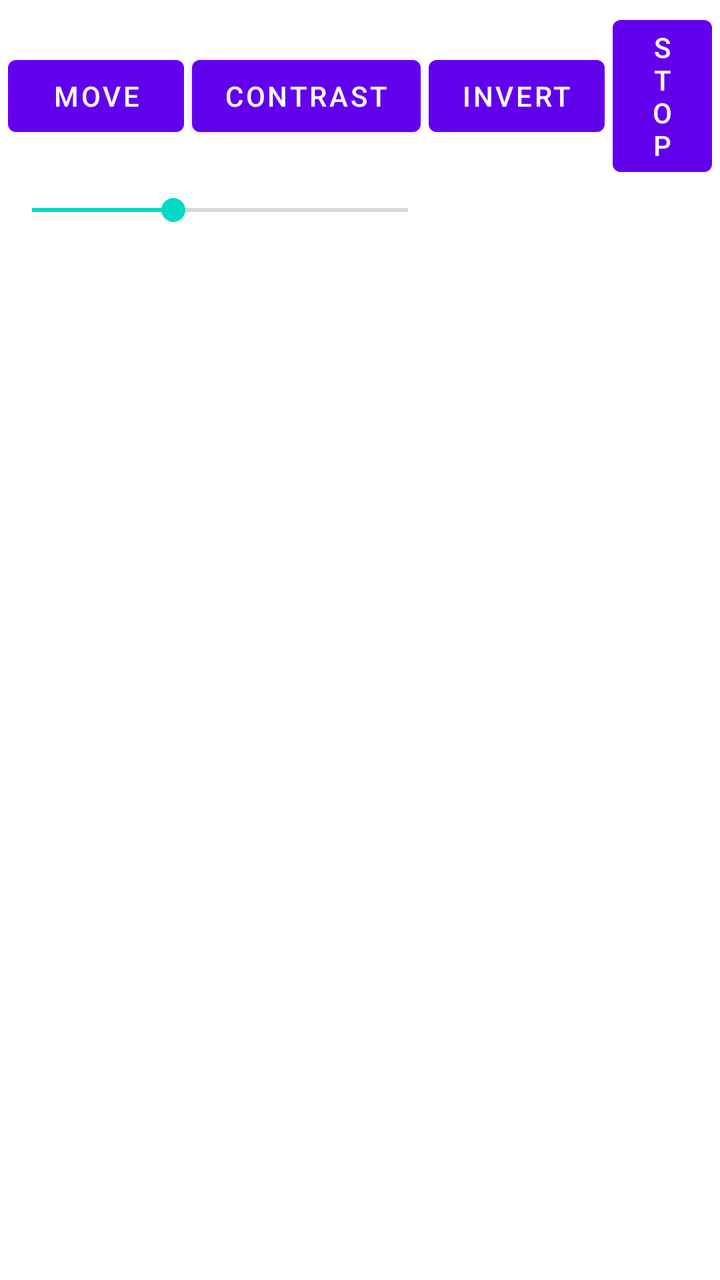
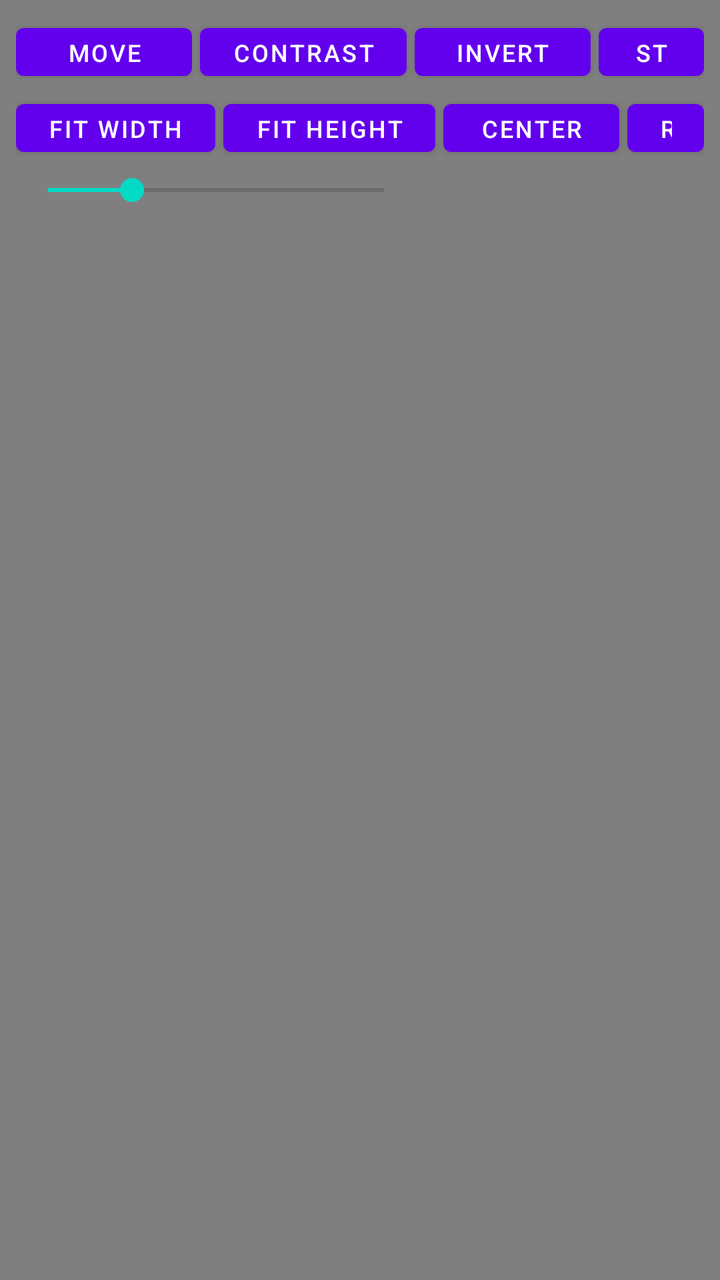

Before-and-after screenshots of an Android layout around one commit, followed by the original layout XML and the change that was made.
<!-- AndroidManifest.xml: application theme Theme.MaterialComponents.DayNight.NoActionBar -->
<!-- res/layout/activity_overlay.xml -->
<?xml version="1.0" encoding="utf-8"?>
<LinearLayout xmlns:android="http://schemas.android.com/apk/res/android"
    android:id="@+id/overlayRoot"
    android:layout_width="wrap_content"
    android:layout_height="wrap_content"
    android:orientation="vertical">

    <LinearLayout
        android:id="@+id/controlBar"
        android:layout_width="wrap_content"
        android:layout_height="wrap_content"
        android:orientation="horizontal"
        android:gravity="center_vertical"
        android:padding="4dp">

        <Button
            android:id="@+id/btnLockDraw"
            android:layout_width="wrap_content"
            android:layout_height="wrap_content"
            android:text="@string/btn_mode_move" />

        <Button
            android:id="@+id/btnContrast"
            android:layout_width="wrap_content"
            android:layout_height="wrap_content"
            android:layout_marginStart="4dp"
            android:text="@string/btn_contrast" />

        <Button
            android:id="@+id/btnInvert"
            android:layout_width="wrap_content"
            android:layout_height="wrap_content"
            android:layout_marginStart="4dp"
            android:text="@string/btn_invert" />

        <Button
            android:id="@+id/btnCloseOverlay"
            android:layout_width="wrap_content"
            android:layout_height="wrap_content"
            android:layout_marginStart="4dp"
            android:text="@string/btn_stop" />
    </LinearLayout>

    <SeekBar
        android:id="@+id/seekOpacity"
        android:layout_width="220dp"
        android:layout_height="wrap_content"
        android:layout_marginBottom="4dp"
        android:max="80"
        android:progress="30" />

    <ImageView
        android:id="@+id/overlayImageView"
        android:layout_width="wrap_content"
        android:layout_height="wrap_content"
        android:adjustViewBounds="true"
        android:scaleType="fitCenter"
        android:contentDescription="@null" />

</LinearLayout>
<!-- resources referenced by this layout -->
<resources>
  <string name="btn_contrast">CONTRAST</string>
  <string name="btn_invert">INVERT</string>
  <string name="btn_mode_move">MOVE</string>
  <string name="btn_stop">STOP</string>
</resources>

<!-- the commit's change to res/layout/activity_overlay.xml (unified diff, before → after) -->
@@ -3,51 +3,103 @@
     android:id="@+id/overlayRoot"
     android:layout_width="wrap_content"
     android:layout_height="wrap_content"
-    android:orientation="vertical">
+    android:orientation="vertical"
+    android:background="#80000000"
+    android:padding="4dp">
 
+    
     <LinearLayout
-        android:id="@+id/controlBar"
+        android:id="@+id/panelControls"
         android:layout_width="wrap_content"
         android:layout_height="wrap_content"
-        android:orientation="horizontal"
-        android:gravity="center_vertical"
+        android:orientation="vertical"
         android:padding="4dp">
 
-        <Button
-            android:id="@+id/btnLockDraw"
+        <LinearLayout
             android:layout_width="wrap_content"
             android:layout_height="wrap_content"
-            android:text="@string/btn_mode_move" />
+            android:orientation="horizontal"
+            android:gravity="center_vertical">
 
-        <Button
-            android:id="@+id/btnContrast"
+            <Button
+                android:id="@+id/btnLockDraw"
+                android:layout_width="wrap_content"
+                android:layout_height="36dp"
+                android:textSize="12sp"
+                android:text="@string/btn_mode_move" />
+
+            <Button
+                android:id="@+id/btnContrast"
+                android:layout_width="wrap_content"
+                android:layout_height="36dp"
+                android:layout_marginStart="4dp"
+                android:textSize="12sp"
+                android:text="@string/btn_contrast" />
+
+            <Button
+                android:id="@+id/btnInvert"
+                android:layout_width="wrap_content"
+                android:layout_height="36dp"
+                android:layout_marginStart="4dp"
+                android:textSize="12sp"
+                android:text="@string/btn_invert" />
+
+            <Button
+                android:id="@+id/btnCloseOverlay"
+                android:layout_width="wrap_content"
+                android:layout_height="36dp"
+                android:layout_marginStart="4dp"
+                android:textSize="12sp"
+                android:text="@string/btn_stop" />
+        </LinearLayout>
+
+        <LinearLayout
             android:layout_width="wrap_content"
             android:layout_height="wrap_content"
-            android:layout_marginStart="4dp"
-            android:text="@string/btn_contrast" />
+            android:orientation="horizontal"
+            android:gravity="center_vertical"
+            android:layout_marginTop="2dp">
 
-        <Button
-            android:id="@+id/btnInvert"
-            android:layout_width="wrap_content"
+            <Button
+                android:id="@+id/btnFitWidth"
+                android:layout_width="wrap_content"
+                android:layout_height="36dp"
+                android:textSize="12sp"
+                android:text="Fit Width" />
+
+            <Button
+                android:id="@+id/btnFitHeight"
+                android:layout_width="wrap_content"
+                android:layout_height="36dp"
+                android:layout_marginStart="4dp"
+                android:textSize="12sp"
+                android:text="Fit Height" />
+
+            <Button
+                android:id="@+id/btnRecenter"
+                android:layout_width="wrap_content"
+                android:layout_height="36dp"
+                android:layout_marginStart="4dp"
+                android:textSize="12sp"
+                android:text="Center" />
+
+            <Button
+                android:id="@+id/btnResetSize"
+                android:layout_width="wrap_content"
+                android:layout_height="36dp"
+                android:layout_marginStart="4dp"
+                android:textSize="12sp"
+                android:text="Reset" />
+        </LinearLayout>
+
+        <SeekBar
+            android:id="@+id/seekOpacity"
+            android:layout_width="200dp"
             android:layout_height="wrap_content"
-            android:layout_marginStart="4dp"
-            android:text="@string/btn_invert" />
-
-        <Button
-            android:id="@+id/btnCloseOverlay"
-            android:layout_width="wrap_content"
-            android:layout_height="wrap_content"
-            android:layout_marginStart="4dp"
-            android:text="@string/btn_stop" />
+            android:layout_marginTop="4dp"
+            android:max="80"
+            android:progress="20" />
     </LinearLayout>
-
-    <SeekBar
-        android:id="@+id/seekOpacity"
-        android:layout_width="220dp"
-        android:layout_height="wrap_content"
-        android:layout_marginBottom="4dp"
-        android:max="80"
-        android:progress="30" />
 
     <ImageView
         android:id="@+id/overlayImageView"
